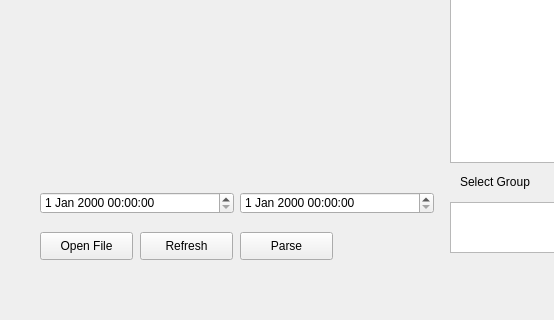
Qt form Analysis/Post Processing/Layout.ui (msb002/MHDlab) before a commit; both pictures show x 0 to 554 and y 118 to 438 of the 765 by 438 pixel window.
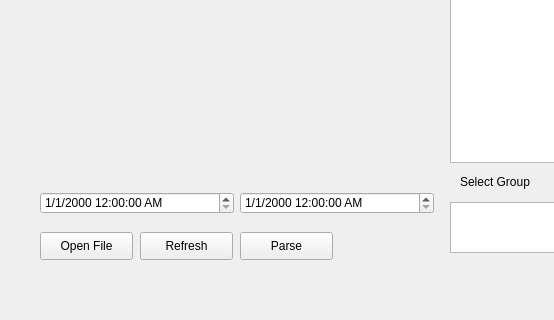
The same form after that commit.

Commit message: pulling and updating timestamps

```diff
--- a/Analysis/Post Processing/Layout.ui
+++ b/Analysis/Post Processing/Layout.ui
@@ -23,6 +23,9 @@
       <height>22</height>
      </rect>
     </property>
+    <property name="displayFormat">
+     <string>M/d/yyyy h:mm:ss AP</string>
+    </property>
    </widget>
    <widget class="QDateTimeEdit" name="endTimeInput">
     <property name="geometry">
@@ -33,6 +36,9 @@
       <height>22</height>
      </rect>
     </property>
+    <property name="displayFormat">
+     <string>M/d/yyyy h:mm:ss AP</string>
+    </property>
    </widget>
    <widget class="QPushButton" name="btn_refresh">
     <property name="geometry">
```
The commit also changes 2 other files.
